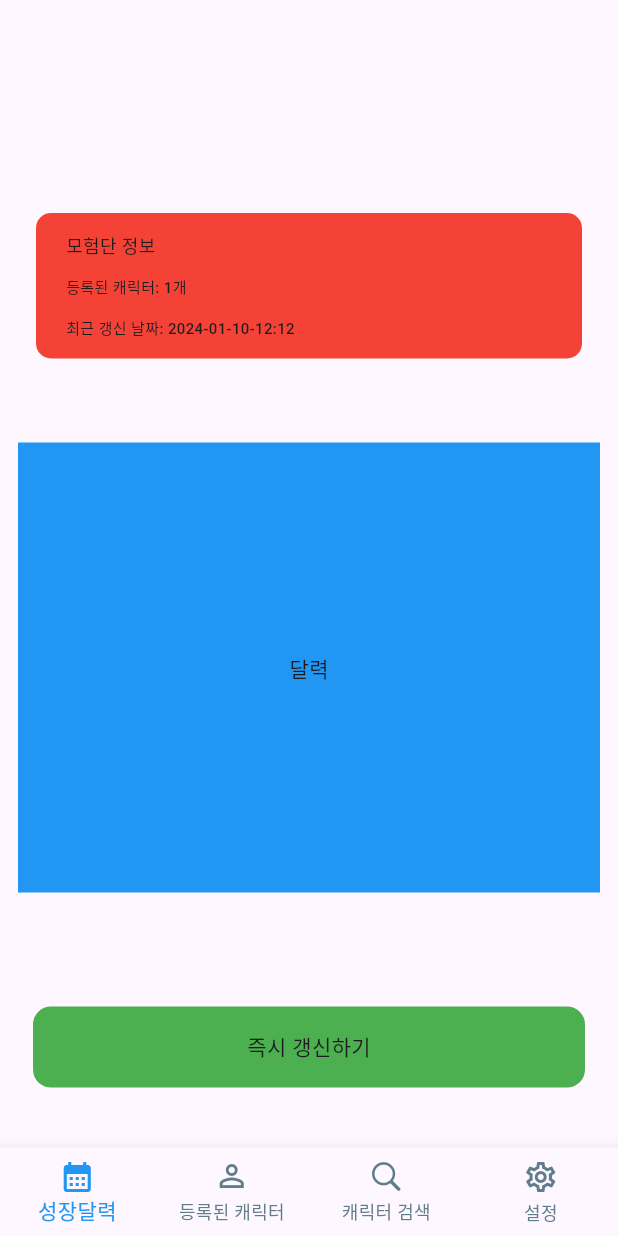
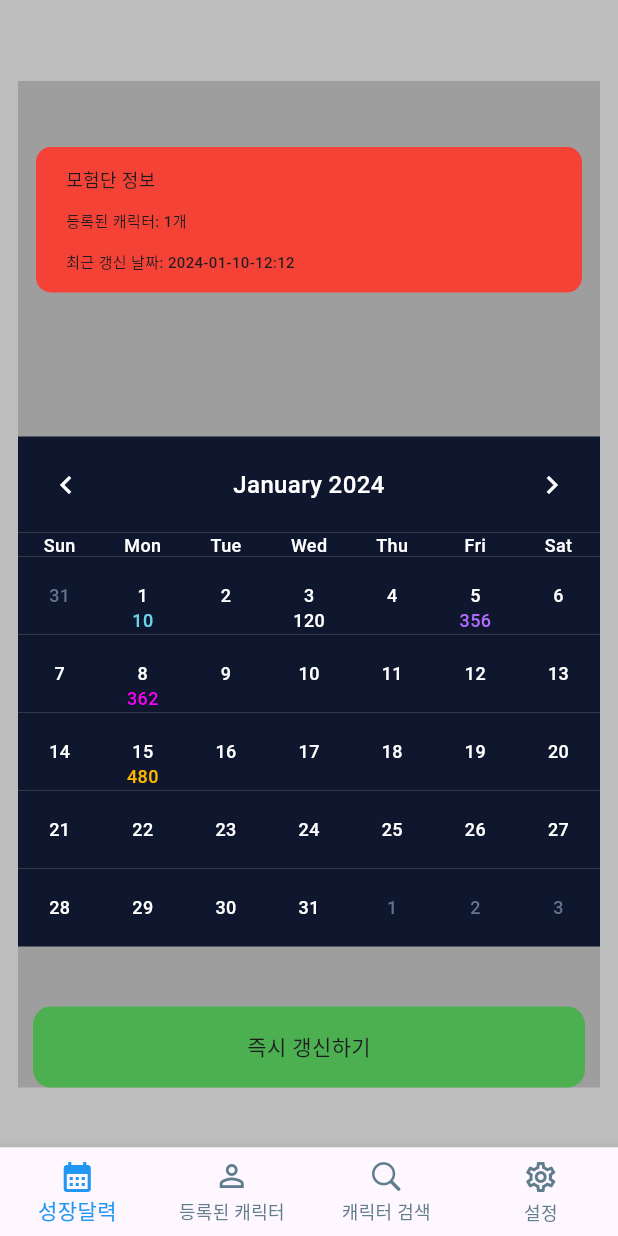
Before and after one commit to WeAreSide/DNFCal, a Flutter app: the screen it shows after launch, on a phone screen of 412 x 824 dp. Run offline on Flutter 3.47's test engine with Material 3 defaults, Android fonts, the phone set to English and light mode, and no system bars; drawn by our look-alikes of table_calendar; Roboto replaces fonts that are missing (DNFForgedBlade).

Commit message:
[Feat/#18] 추가 임시달력

```diff
--- a/dnf_cal/lib/screens/MainPage.dart
+++ b/dnf_cal/lib/screens/MainPage.dart
@@ -1,4 +1,6 @@
+import 'package:dnf_cal/models/CustomColor.dart';
 import 'package:flutter/material.dart';
+import 'package:table_calendar/table_calendar.dart';
 
 class MainPage extends StatefulWidget {
   const MainPage({Key? key}) : super(key: key);
@@ -10,25 +12,28 @@ class MainPage extends StatefulWidget {
 class _MainPageState extends State<MainPage> {
   @override
   Widget build(BuildContext context) {
-    return Padding(
-      padding: const EdgeInsets.only(left: 12, right: 12, top: 44, bottom: 40),
+    return Container(
+      color: Colors.grey[400],
+      child: Padding(
+        padding:
+            const EdgeInsets.only(left: 12, right: 12, top: 54, bottom: 40),
         child: Container(
-        color: Colors.transparent,
+          color: Colors.grey,
           child: Column(
+            mainAxisAlignment: MainAxisAlignment.center,
+            mainAxisSize: MainAxisSize.max,
             children: [
-            const SizedBox(
-              height: 98,
+              SizedBox(
+                height: 44,
               ),
               AdventureInfo(),
-            const SizedBox(
+              SizedBox(
                 height: 56,
               ),
               CalendarSpace(),
-            const SizedBox(
-              height: 76,
-            ),
               RefreshButton(),
             ],
+          ),
         ),
       ),
     );
@@ -96,17 +101,149 @@ class AdventureInfo extends StatelessWidget {
   }
 }
 
-// 달력 위젯 공간, 현재는 달력이 구현되어 있지 않고 공간만 할당, 남은 공간을 모두 사용함
-class CalendarSpace extends StatelessWidget {
+class CalendarSpace extends StatefulWidget {
   const CalendarSpace({Key? key}) : super(key: key);
+
+  @override
+  State<CalendarSpace> createState() => _CalendarSpaceState();
+}
+
+class _CalendarSpaceState extends State<CalendarSpace> {
+  final Map<DateTime, List> _itemLevel = {
+    DateTime.utc(2024, 1, 1): ['10'],
+    DateTime.utc(2024, 1, 3): ['120'],
+    DateTime.utc(2024, 1, 5): ['356'],
+    DateTime.utc(2024, 1, 8): ['362'],
+    DateTime.utc(2024, 1, 15): ['480'],
+  };
 
   @override
   Widget build(BuildContext context) {
     return Expanded(
-      child: Container(
-        color: Colors.blue,
       child: Center(
-          child: Text('달력'),
+        child: TableCalendar(
+          firstDay: DateTime.utc(2021, 1, 1),
+          lastDay: DateTime.utc(2024, 12, 31),
+          focusedDay: DateTime.now(),
+          headerStyle: HeaderStyle(
+            decoration: BoxDecoration(
+              color: Color(0xff0f172f),
+            ),
+            titleCentered: true,
+            formatButtonVisible: false,
+            leftChevronIcon: Icon(
+              Icons.chevron_left,
+              color: Colors.white,
+            ),
+            rightChevronIcon: Icon(
+              Icons.chevron_right,
+              color: Colors.white,
+            ),
+            titleTextStyle: TextStyle(
+              color: Colors.white,
+              fontSize: 16,
+              fontFamily: 'DNFForgedBlade',
+              fontWeight: FontWeight.w500,
+            ),
+          ),
+          daysOfWeekStyle: DaysOfWeekStyle(
+            decoration: BoxDecoration(
+              color: Color(0xff0f172f),
+            ),
+            weekdayStyle: TextStyle(
+              color: Colors.white,
+              fontSize: 12,
+              fontFamily: 'DNFForgedBlade',
+              fontWeight: FontWeight.w500,
+            ),
+            weekendStyle: TextStyle(
+              color: Colors.white,
+              fontSize: 12,
+              fontFamily: 'DNFForgedBlade',
+              fontWeight: FontWeight.w500,
+            ),
+          ),
+          calendarStyle: CalendarStyle(
+            rowDecoration: BoxDecoration(
+              color: Color(0xff0f172f),
+            ),
+            weekendTextStyle: TextStyle(
+              color: Colors.white,
+              fontSize: 12,
+              fontFamily: 'DNFForgedBlade',
+              fontWeight: FontWeight.w500,
+            ),
+            defaultTextStyle: TextStyle(
+              color: Colors.white,
+              fontSize: 12,
+              fontFamily: 'DNFForgedBlade',
+              fontWeight: FontWeight.w500,
+            ),
+            selectedTextStyle: TextStyle(
+              color: Colors.white,
+              fontSize: 12,
+              fontFamily: 'DNFForgedBlade',
+              fontWeight: FontWeight.w500,
+            ),
+            todayTextStyle: TextStyle(
+              color: Colors.white,
+              fontSize: 12,
+              fontFamily: 'DNFForgedBlade',
+              fontWeight: FontWeight.w500,
+            ),
+            outsideTextStyle: TextStyle(
+              color: Color(0xff64748B),
+              fontSize: 12,
+              fontFamily: 'DNFForgedBlade',
+              fontWeight: FontWeight.w500,
+            ),
+            todayDecoration: BoxDecoration(
+              color: Color(0xff0f172f),
+              shape: BoxShape.circle,
+            ),
+          ),
+          eventLoader: (day) => _itemLevel[day] ?? [],
+          calendarBuilders: CalendarBuilders(
+            markerBuilder: (context, day, events) {
+              if (events.isNotEmpty) {
+                int levelValue = int.parse(events[0].toString()) ~/ 120;
+
+                Color levelColor;
+                switch (levelValue) {
+                  case 0:
+                    levelColor = CustomColor.common();
+                    break;
+                  case 1:
+                    levelColor = CustomColor.uncommon();
+                    break;
+                  case 2:
+                    levelColor = CustomColor.rare();
+                    break;
+                  case 3:
+                    levelColor = CustomColor.unique();
+                    break;
+                  case 4:
+                    levelColor = CustomColor.epic();
+                    break;
+                  default:
+                    levelColor = Colors.red;
+                }
+                return Positioned(
+                  bottom: 1,
+                  child: Text(
+                    '${events[0]}',
+                    style: TextStyle(
+                      color: levelColor,
+                      fontSize: 12,
+                      fontFamily: 'DNFForgedBlade',
+                      fontWeight: FontWeight.w500,
+                    ),
+                  ),
+                );
+              }
+              return Container();
+            },
+          ),
         ),
       ),
     );
--- a/dnf_cal/pubspec.yaml
+++ b/dnf_cal/pubspec.yaml
@@ -35,6 +35,7 @@ dependencies:
   # The following adds the Cupertino Icons font to your application.
   # Use with the CupertinoIcons class for iOS style icons.
   cupertino_icons: ^1.0.2
+  table_calendar: ^3.0.0
 
 dev_dependencies:
   flutter_test:
```
Lines whose indentation alone changed are shown as unchanged.
